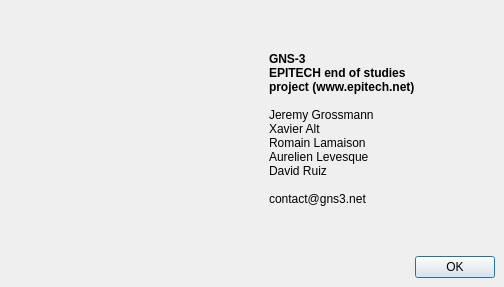
The window that GNS3/Ui/Form_About.ui (GNS3/gns3-legacy) describes before a commit, drawn with Qt 5.
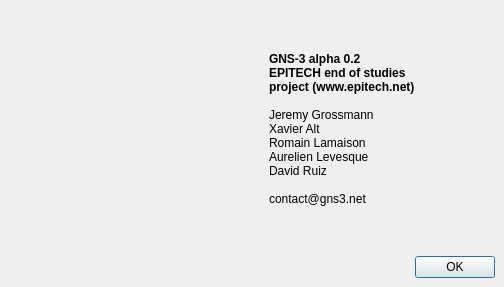
The same window after the commit. Icons and pictures are not drawn.

Commit message: [*] Change context MainWindow to Workspace

Diff of the .ui file:
```diff
--- a/GNS3/Ui/Form_About.ui
+++ b/GNS3/Ui/Form_About.ui
@@ -119,7 +119,7 @@
         <string>&lt;html>&lt;head>&lt;meta name="qrichtext" content="1" />&lt;style type="text/css">
 p, li { white-space: pre-wrap; }
 &lt;/style>&lt;/head>&lt;body style=" font-family:'Sans Serif'; font-size:9pt; font-weight:400; font-style:normal;">
-&lt;p style=" margin-top:0px; margin-bottom:0px; margin-left:0px; margin-right:0px; -qt-block-indent:0; text-indent:0px;">&lt;span style=" font-weight:600;">GNS-3&lt;/span>&lt;/p>
+&lt;p style=" margin-top:0px; margin-bottom:0px; margin-left:0px; margin-right:0px; -qt-block-indent:0; text-indent:0px;">&lt;span style=" font-weight:600;">GNS-3 alpha 0.2&lt;/span>&lt;/p>
 &lt;p style=" margin-top:0px; margin-bottom:0px; margin-left:0px; margin-right:0px; -qt-block-indent:0; text-indent:0px; font-weight:600;">EPITECH end of studies &lt;/p>
 &lt;p style=" margin-top:0px; margin-bottom:0px; margin-left:0px; margin-right:0px; -qt-block-indent:0; text-indent:0px; font-weight:600;">project (www.epitech.net)&lt;/p>
 &lt;p style="-qt-paragraph-type:empty; margin-top:0px; margin-bottom:0px; margin-left:0px; margin-right:0px; -qt-block-indent:0; text-indent:0px; font-weight:600;">&lt;/p>
```
Left out of the diff: 2 changed lines with no effect on the pictures. The commit also changes 2 other files.
